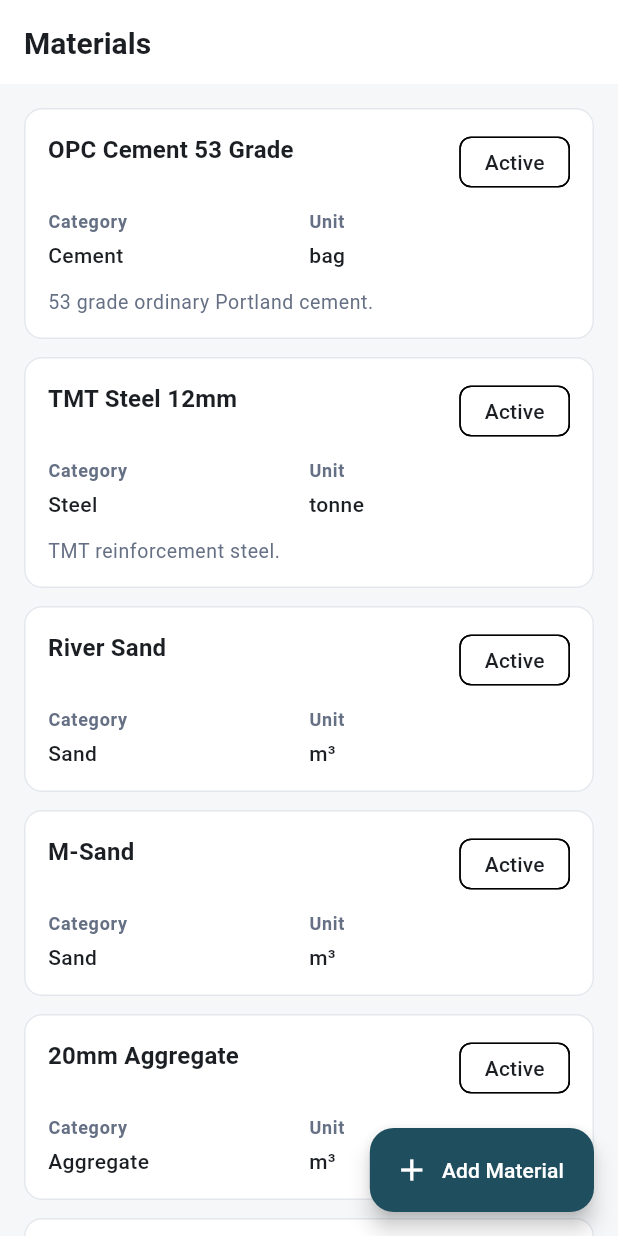
After one commit to Krathor2212/construction_os, a Flutter app: the MaterialsPage screen opened by its route, on a phone screen of 412 x 824 dp. The commit adds this screen. Run offline on Flutter 3.47's test engine with Material 3 defaults, Android fonts, the light colour scheme and no system bars; our stand-ins replace flutter_riverpod, go_router.

Commit message:
feat: add materials management

```diff
--- a/lib/app/router.dart
+++ b/lib/app/router.dart
@@ -7,6 +7,7 @@ import '../features/projects/presentation/pages/project_timeline_page.dart';
 import '../features/projects/presentation/pages/project_contacts_page.dart';
 import '../features/projects/presentation/pages/project_quotations_page.dart';
 import '../features/workforce/presentation/pages/workers_page.dart';
+import '../features/materials/presentation/pages/materials_page.dart';
 
 final GoRouter appRouter = GoRouter(
   initialLocation: '/',
@@ -63,5 +64,9 @@ final GoRouter appRouter = GoRouter(
       path: '/workers',
       builder: (context, state) => const WorkersPage(),
     ),
+      GoRoute(
+      path: '/materials',
+      builder: (context, state) => const MaterialsPage(),
+    ),
   ],
 );
--- /dev/null
+++ b/lib/features/materials/data/repositories/mock_material_repository.dart
@@ -0,0 +1,110 @@
+import '../../domain/entities/material.dart';
+import '../../domain/repositories/material_repository.dart';
+
+class MockMaterialRepository implements MaterialRepository {
+  final List<Material> _materials = [
+    Material(
+      id: 'material-001',
+      name: 'OPC Cement 53 Grade',
+      category: MaterialCategory.cement,
+      unit: MaterialUnit.bag,
+      description: '53 grade ordinary Portland cement.',
+    ),
+    Material(
+      id: 'material-002',
+      name: 'TMT Steel 12mm',
+      category: MaterialCategory.steel,
+      unit: MaterialUnit.tonne,
+      description: 'TMT reinforcement steel.',
+    ),
+    Material(
+      id: 'material-003',
+      name: 'River Sand',
+      category: MaterialCategory.sand,
+      unit: MaterialUnit.cubicMeter,
+    ),
+    Material(
+      id: 'material-004',
+      name: 'M-Sand',
+      category: MaterialCategory.sand,
+      unit: MaterialUnit.cubicMeter,
+    ),
+    Material(
+      id: 'material-005',
+      name: '20mm Aggregate',
+      category: MaterialCategory.aggregate,
+      unit: MaterialUnit.cubicMeter,
+    ),
+    Material(
+      id: 'material-006',
+      name: 'Red Clay Brick',
+      category: MaterialCategory.bricks,
+      unit: MaterialUnit.piece,
+    ),
+    Material(
+      id: 'material-007',
+      name: 'Electrical Conduit 20mm',
+      category: MaterialCategory.electrical,
+      unit: MaterialUnit.meter,
+    ),
+    Material(
+      id: 'material-008',
+      name: 'PVC Pipe 1 inch',
+      category: MaterialCategory.plumbing,
+      unit: MaterialUnit.meter,
+    ),
+    Material(
+      id: 'material-009',
+      name: 'Floor Tile 2x4 ft',
+      category: MaterialCategory.flooring,
+      unit: MaterialUnit.squareMeter,
+    ),
+    Material(
+      id: 'material-010',
+      name: 'Interior Wall Paint',
+      category: MaterialCategory.paint,
+      unit: MaterialUnit.liter,
+    ),
+  ];
+
+  @override
+  Future<List<Material>> getMaterials() async {
+    return List.unmodifiable(_materials);
+  }
+
+  @override
+  Future<Material> getMaterial(String id) async {
+    return _materials.firstWhere(
+      (material) => material.id == id,
+    );
+  }
+
+  @override
+  Future<Material> createMaterial(Material material) async {
+    _materials.add(material);
+    return material;
+  }
+
+  @override
+  Future<Material> updateMaterial(Material material) async {
+    final index = _materials.indexWhere(
+      (item) => item.id == material.id,
+    );
+
+    if (index == -1) {
+      throw StateError(
+        'Material not found: ${material.id}',
+      );
+    }
+
+    _materials[index] = material;
+    return material;
+  }
+
+  @override
+  Future<void> deleteMaterial(String id) async {
+    _materials.removeWhere(
+      (material) => material.id == id,
+    );
+  }
+}
--- /dev/null
+++ b/lib/features/materials/domain/entities/material.dart
@@ -0,0 +1,47 @@
+class Material {
+  const Material({
+    required this.id,
+    required this.name,
+    required this.category,
+    required this.unit,
+    this.description,
+    this.isActive = true,
+  });
+
+  final String id;
+  final String name;
+  final MaterialCategory category;
+  final MaterialUnit unit;
+  final String? description;
+  final bool isActive;
+}
+
+enum MaterialCategory {
+  cement,
+  steel,
+  sand,
+  aggregate,
+  bricks,
+  blocks,
+  electrical,
+  plumbing,
+  flooring,
+  paint,
+  wood,
+  hardware,
+  other,
+}
+
+enum MaterialUnit {
+  kg,
+  tonne,
+  bag,
+  piece,
+  cubicMeter,
+  squareMeter,
+  liter,
+  meter,
+  box,
+  set,
+  other,
+}
--- /dev/null
+++ b/lib/features/materials/domain/repositories/material_repository.dart
@@ -0,0 +1,13 @@
+import '../entities/material.dart';
+
+abstract interface class MaterialRepository {
+  Future<List<Material>> getMaterials();
+
+  Future<Material> getMaterial(String id);
+
+  Future<Material> createMaterial(Material material);
+
+  Future<Material> updateMaterial(Material material);
+
+  Future<void> deleteMaterial(String id);
+}
--- /dev/null
+++ b/lib/features/materials/presentation/pages/materials_page.dart
@@ -0,0 +1,239 @@
+import 'package:flutter/material.dart';
+import 'package:flutter_riverpod/flutter_riverpod.dart';
+
+import '../../domain/entities/material.dart' as domain;
+import '../providers/material_providers.dart';
+
+class MaterialsPage extends ConsumerWidget {
+  const MaterialsPage({super.key});
+
+  @override
+  Widget build(BuildContext context, WidgetRef ref) {
+    final materialsAsync = ref.watch(materialsProvider);
+
+    return Scaffold(
+      appBar: AppBar(
+        title: const Text('Materials'),
+      ),
+      body: materialsAsync.when(
+        loading: () => const Center(
+          child: CircularProgressIndicator(),
+        ),
+        error: (error, stackTrace) => Center(
+          child: Padding(
+            padding: const EdgeInsets.all(24),
+            child: Text(
+              'Failed to load materials.\n$error',
+              textAlign: TextAlign.center,
+            ),
+          ),
+        ),
+        data: (materials) {
+          if (materials.isEmpty) {
+            return const _EmptyMaterialsState();
+          }
+
+          return ListView.separated(
+            padding: const EdgeInsets.all(16),
+            itemCount: materials.length,
+            separatorBuilder: (_, _) => const SizedBox(height: 12),
+            itemBuilder: (context, index) {
+              return _MaterialCard(
+                material: materials[index],
+              );
+            },
+          );
+        },
+      ),
+      floatingActionButton: FloatingActionButton.extended(
+        onPressed: () {},
+        icon: const Icon(Icons.add),
+        label: const Text('Add Material'),
+      ),
+    );
+  }
+}
+
+class _MaterialCard extends StatelessWidget {
+  const _MaterialCard({
+    required this.material,
+  });
+
+  final domain.Material material;
+
+  @override
+  Widget build(BuildContext context) {
+    return Card(
+      child: Padding(
+        padding: const EdgeInsets.all(16),
+        child: Column(
+          crossAxisAlignment: CrossAxisAlignment.start,
+          children: [
+            Row(
+              crossAxisAlignment: CrossAxisAlignment.start,
+              children: [
+                Expanded(
+                  child: Text(
+                    material.name,
+                    style: Theme.of(context).textTheme.titleMedium?.copyWith(
+                          fontWeight: FontWeight.w600,
+                        ),
+                  ),
+                ),
+                const SizedBox(width: 12),
+                _StatusChip(
+                  isActive: material.isActive,
+                ),
+              ],
+            ),
+            const SizedBox(height: 12),
+            Row(
+              children: [
+                Expanded(
+                  child: _InfoItem(
+                    label: 'Category',
+                    value: _categoryLabel(material.category),
+                  ),
+                ),
+                Expanded(
+                  child: _InfoItem(
+                    label: 'Unit',
+                    value: _unitLabel(material.unit),
+                  ),
+                ),
+              ],
+            ),
+            if (material.description != null) ...[
+              const SizedBox(height: 12),
+              Text(
+                material.description!,
+                style: Theme.of(context).textTheme.bodySmall,
+              ),
+            ],
+          ],
+        ),
+      ),
+    );
+  }
+
+  String _categoryLabel(domain.MaterialCategory category) {
+    switch (category) {
+      case domain.MaterialCategory.cement:
+        return 'Cement';
+      case domain.MaterialCategory.steel:
+        return 'Steel';
+      case domain.MaterialCategory.sand:
+        return 'Sand';
+      case domain.MaterialCategory.aggregate:
+        return 'Aggregate';
+      case domain.MaterialCategory.bricks:
+        return 'Bricks';
+      case domain.MaterialCategory.blocks:
+        return 'Blocks';
+      case domain.MaterialCategory.electrical:
+        return 'Electrical';
+      case domain.MaterialCategory.plumbing:
+        return 'Plumbing';
+      case domain.MaterialCategory.flooring:
+        return 'Flooring';
+      case domain.MaterialCategory.paint:
+        return 'Paint';
+      case domain.MaterialCategory.wood:
+        return 'Wood';
+      case domain.MaterialCategory.hardware:
+        return 'Hardware';
+      case domain.MaterialCategory.other:
+        return 'Other';
+    }
+  }
+
+  String _unitLabel(domain.MaterialUnit unit) {
+    switch (unit) {
+      case domain.MaterialUnit.kg:
+        return 'kg';
+      case domain.MaterialUnit.tonne:
+        return 'tonne';
+      case domain.MaterialUnit.bag:
+        return 'bag';
+      case domain.MaterialUnit.piece:
+        return 'piece';
+      case domain.MaterialUnit.cubicMeter:
+        return 'm³';
+      case domain.MaterialUnit.squareMeter:
+        return 'm²';
+      case domain.MaterialUnit.liter:
+        return 'liter';
+      case domain.MaterialUnit.meter:
+        return 'meter';
+      case domain.MaterialUnit.box:
+        return 'box';
+      case domain.MaterialUnit.set:
+        return 'set';
+      case domain.MaterialUnit.other:
+        return 'other';
+    }
+  }
+}
+
+class _InfoItem extends StatelessWidget {
+  const _InfoItem({
+    required this.label,
+    required this.value,
+  });
+
+  final String label;
+  final String value;
+
+  @override
+  Widget build(BuildContext context) {
+    return Column(
+      crossAxisAlignment: CrossAxisAlignment.start,
+      children: [
+        Text(
+          label,
+          style: Theme.of(context).textTheme.labelMedium,
+        ),
+        const SizedBox(height: 4),
+        Text(
+          value,
+          style: Theme.of(context).textTheme.bodyMedium,
+        ),
+      ],
+    );
+  }
+}
+
+class _StatusChip extends StatelessWidget {
+  const _StatusChip({
+    required this.isActive,
+  });
+
+  final bool isActive;
+
+  @override
+  Widget build(BuildContext context) {
+    return Chip(
+      label: Text(
+        isActive ? 'Active' : 'Inactive',
+      ),
+      visualDensity: VisualDensity.compact,
+    );
+  }
+}
+
+class _EmptyMaterialsState extends StatelessWidget {
+  const _EmptyMaterialsState();
+
+  @override
+  Widget build(BuildContext context) {
+    return const Center(
+      child: Padding(
+        padding: EdgeInsets.all(24),
+        child: Text(
+          'No materials found.',
+          textAlign: TextAlign.center,
+        ),
+      ),
+    );
+  }
+}
--- /dev/null
+++ b/lib/features/materials/presentation/providers/material_providers.dart
@@ -0,0 +1,23 @@
+import 'package:flutter_riverpod/flutter_riverpod.dart';
+
+import '../../data/repositories/mock_material_repository.dart';
+import '../../domain/entities/material.dart';
+import '../../domain/repositories/material_repository.dart';
+
+final materialRepositoryProvider = Provider<MaterialRepository>((ref) {
+  return MockMaterialRepository();
+});
+
+final materialsProvider = FutureProvider<List<Material>>((ref) async {
+  final repository = ref.watch(materialRepositoryProvider);
+
+  return repository.getMaterials();
+});
+
+final materialProvider = FutureProvider.family<Material, String>(
+  (ref, materialId) async {
+    final repository = ref.watch(materialRepositoryProvider);
+
+    return repository.getMaterial(materialId);
+  },
+);
--- a/lib/features/projects/presentation/pages/project_details_page.dart
+++ b/lib/features/projects/presentation/pages/project_details_page.dart
@@ -122,7 +122,9 @@ class _ProjectDetailsContent extends StatelessWidget {
             icon: Icons.inventory_2_outlined,
             title: 'Materials',
             subtitle: 'Track material requirements and quantities',
-            onTap: () {},
+            onTap: () {
+            context.push('/materials');
+          },
           ),
         ],
       ),
```
